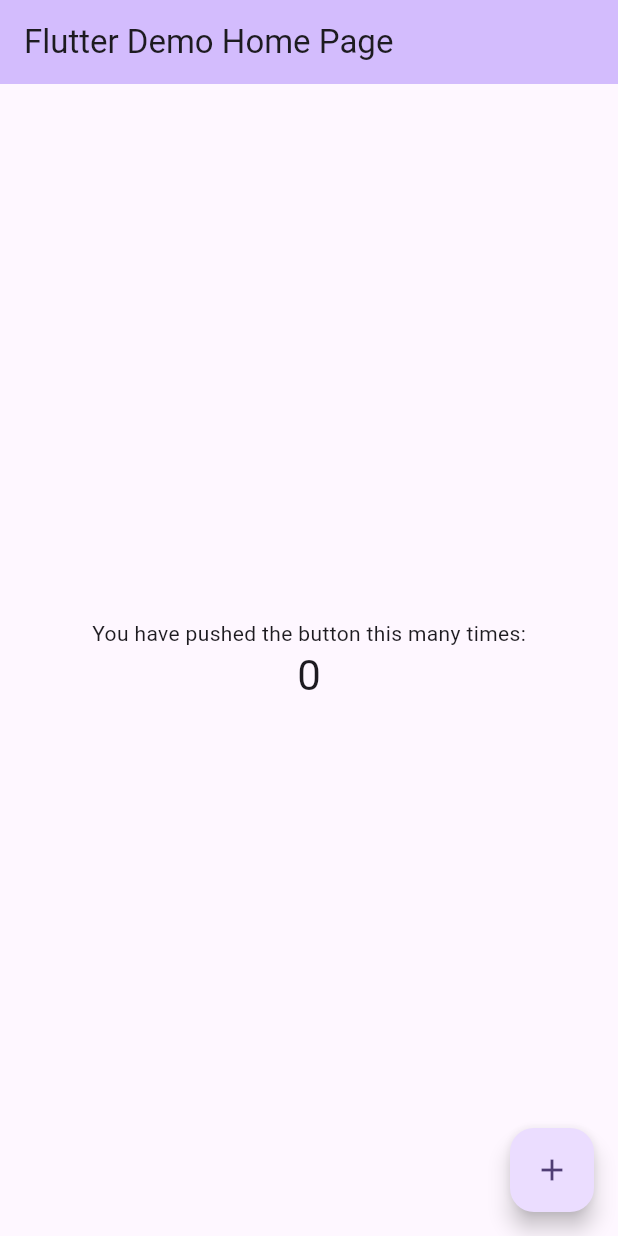
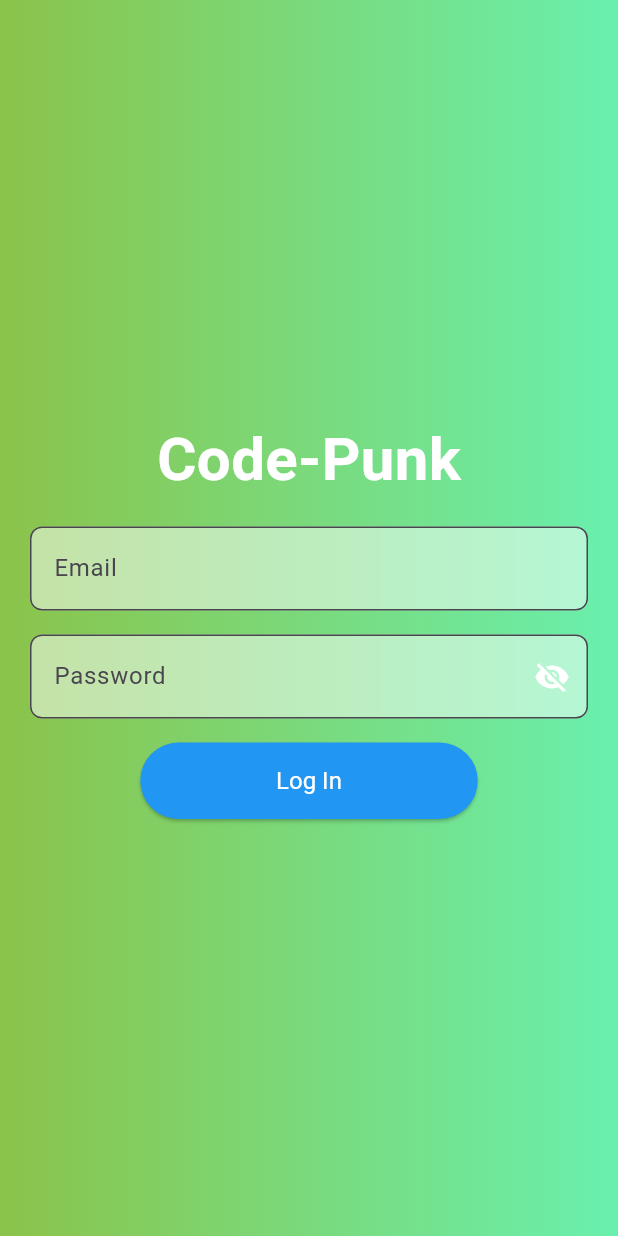
Before and after one commit to PrakharSingh0/codepunk, a Flutter app: the screen it shows after launch, on a phone screen of 412 x 824 dp. Run offline on Flutter 3.47's test engine with Material 3 defaults, Android fonts, the phone set to English and light mode, and no system bars; our stand-ins replace firebase_auth, firebase_core; accounts and stored records are empty.

Commit message:
firebase Auth implemented

```diff
--- a/lib/main.dart
+++ b/lib/main.dart
@@ -1,125 +1,18 @@
+import 'package:codepunk/pages/authPages/logInPage.dart';
+import 'package:firebase_core/firebase_core.dart';
 import 'package:flutter/material.dart';
+import 'firebase_options.dart';
 
-void main() {
-  runApp(const MyApp());
+// ...
+Future<void> main() async {
+  WidgetsFlutterBinding.ensureInitialized();
+  await Firebase.initializeApp(
+    options: DefaultFirebaseOptions.currentPlatform,
+  );
+  runApp(
+    const MaterialApp(
+      debugShowCheckedModeBanner: false,
+      home: logInPage(),
+    ),
+  ); //runApp
 }
-
-class MyApp extends StatelessWidget {
-  const MyApp({super.key});
-
-  // This widget is the root of your application.
-  @override
-  Widget build(BuildContext context) {
-    return MaterialApp(
-      title: 'Flutter Demo',
-      theme: ThemeData(
-        // This is the theme of your application.
-        //
-        // TRY THIS: Try running your application with "flutter run". You'll see
-        // the application has a purple toolbar. Then, without quitting the app,
-        // try changing the seedColor in the colorScheme below to Colors.green
-        // and then invoke "hot reload" (save your changes or press the "hot
-        // reload" button in a Flutter-supported IDE, or press "r" if you used
-        // the command line to start the app).
-        //
-        // Notice that the counter didn't reset back to zero; the application
-        // state is not lost during the reload. To reset the state, use hot
-        // restart instead.
-        //
-        // This works for code too, not just values: Most code changes can be
-        // tested with just a hot reload.
-        colorScheme: ColorScheme.fromSeed(seedColor: Colors.deepPurple),
-        useMaterial3: true,
-      ),
-      home: const MyHomePage(title: 'Flutter Demo Home Page'),
-    );
-  }
-}
-
-class MyHomePage extends StatefulWidget {
-  const MyHomePage({super.key, required this.title});
-
-  // This widget is the home page of your application. It is stateful, meaning
-  // that it has a State object (defined below) that contains fields that affect
-  // how it looks.
-
-  // This class is the configuration for the state. It holds the values (in this
-  // case the title) provided by the parent (in this case the App widget) and
-  // used by the build method of the State. Fields in a Widget subclass are
-  // always marked "final".
-
-  final String title;
-
-  @override
-  State<MyHomePage> createState() => _MyHomePageState();
-}
-
-class _MyHomePageState extends State<MyHomePage> {
-  int _counter = 0;
-
-  void _incrementCounter() {
-    setState(() {
-      // This call to setState tells the Flutter framework that something has
-      // changed in this State, which causes it to rerun the build method below
-      // so that the display can reflect the updated values. If we changed
-      // _counter without calling setState(), then the build method would not be
-      // called again, and so nothing would appear to happen.
-      _counter++;
-    });
-  }
-
-  @override
-  Widget build(BuildContext context) {
-    // This method is rerun every time setState is called, for instance as done
-    // by the _incrementCounter method above.
-    //
-    // The Flutter framework has been optimized to make rerunning build methods
-    // fast, so that you can just rebuild anything that needs updating rather
-    // than having to individually change instances of widgets.
-    return Scaffold(
-      appBar: AppBar(
-        // TRY THIS: Try changing the color here to a specific color (to
-        // Colors.amber, perhaps?) and trigger a hot reload to see the AppBar
-        // change color while the other colors stay the same.
-        backgroundColor: Theme.of(context).colorScheme.inversePrimary,
-        // Here we take the value from the MyHomePage object that was created by
-        // the App.build method, and use it to set our appbar title.
-        title: Text(widget.title),
-      ),
-      body: Center(
-        // Center is a layout widget. It takes a single child and positions it
-        // in the middle of the parent.
-        child: Column(
-          // Column is also a layout widget. It takes a list of children and
-          // arranges them vertically. By default, it sizes itself to fit its
-          // children horizontally, and tries to be as tall as its parent.
-          //
-          // Column has various properties to control how it sizes itself and
-          // how it positions its children. Here we use mainAxisAlignment to
-          // center the children vertically; the main axis here is the vertical
-          // axis because Columns are vertical (the cross axis would be
-          // horizontal).
-          //
-          // TRY THIS: Invoke "debug painting" (choose the "Toggle Debug Paint"
-          // action in the IDE, or press "p" in the console), to see the
-          // wireframe for each widget.
-          mainAxisAlignment: MainAxisAlignment.center,
-          children: <Widget>[
-            const Text(
-              'You have pushed the button this many times:',
-            ),
-            Text(
-              '$_counter',
-              style: Theme.of(context).textTheme.headlineMedium,
-            ),
-          ],
-        ),
-      ),
-      floatingActionButton: FloatingActionButton(
-        onPressed: _incrementCounter,
-        tooltip: 'Increment',
-        child: const Icon(Icons.add),
-      ), // This trailing comma makes auto-formatting nicer for build methods.
-    );
-  }
-}
--- /dev/null
+++ b/lib/pages/authPages/logInPage.dart
@@ -0,0 +1,143 @@
+import 'package:firebase_auth/firebase_auth.dart';
+import 'package:flutter/material.dart';
+
+import '../../services/firebaseAuthService.dart';
+import '../userMode/rsvpPage.dart';
+
+class logInPage extends StatefulWidget {
+  const logInPage({super.key});
+
+  @override
+  State<logInPage> createState() => _logInPageState();
+}
+
+class _logInPageState extends State<logInPage> {
+  String? errorMassage = '';
+  bool isLogin = true;
+
+  final TextEditingController _emailController = TextEditingController();
+  final TextEditingController _passwordController = TextEditingController();
+  bool _passwordVisible = false;
+
+  Future<void> signInWithEmailAndPassword() async {
+    try {
+      await Auth().signInWithEmailAndPassword(
+        email: _emailController.text,
+        password: _passwordController.text,
+      );
+    } on FirebaseAuthException catch (e) {
+      setState(() {
+        errorMassage = e.message;
+      });
+    }
+  }
+
+  @override
+  Widget build(BuildContext context) {
+    return Scaffold(
+      body: SingleChildScrollView(
+        physics: const NeverScrollableScrollPhysics(),
+        child: Container(
+          decoration: const BoxDecoration(
+              gradient: LinearGradient(
+                  colors: [Colors.lightGreen, Colors.greenAccent])),
+          width: MediaQuery.of(context).size.width,
+          height: MediaQuery.of(context).size.height,
+          child: Padding(
+            padding: const EdgeInsets.all(20),
+            child: Column(
+              mainAxisAlignment: MainAxisAlignment.center,
+              mainAxisSize: MainAxisSize.max,
+              children: [
+                const Text(
+                  'Code-Punk',
+                  style: TextStyle(
+                      fontSize: 40,
+                      fontWeight: FontWeight.bold,
+                      color: Colors.white),
+                ),
+                Column(
+                  children: [
+                    const SizedBox(height: 16),
+
+                    // Email ----------------->
+                    TextField(
+                      controller: _emailController,
+                      decoration: InputDecoration(
+                        labelText: 'Email',
+                        filled: true,
+                        fillColor: Colors.white.withOpacity(0.5),
+                        border: OutlineInputBorder(
+                          borderRadius: BorderRadius.circular(8),
+                          borderSide:
+                              const BorderSide(color: Colors.transparent),
+                        ),
+                      ),
+                      keyboardType: TextInputType.emailAddress,
+                    ),
+
+                    // Password -------------->
+                    const SizedBox(height: 16),
+                    TextField(
+                      controller: _passwordController,
+                      obscureText: !_passwordVisible,
+                      decoration: InputDecoration(
+                        labelText: 'Password',
+                        filled: true,
+                        fillColor: Colors.white.withOpacity(0.5),
+                        border: OutlineInputBorder(
+                          borderRadius: BorderRadius.circular(8),
+                          borderSide: const BorderSide(color: Colors.white),
+                        ),
+                        suffixIcon: IconButton(
+                          icon: Icon(
+                            _passwordVisible
+                                ? Icons.visibility
+                                : Icons.visibility_off,
+                            color: Colors.white,
+                          ),
+                          onPressed: () {
+                            setState(() {
+                              _passwordVisible = !_passwordVisible;
+                            });
+                          },
+                        ),
+                      ),
+                    ),
+                    const SizedBox(height: 16,),
+                    SizedBox(
+                      width: 225,
+                      child: ElevatedButton(
+                        onPressed: () async {
+                          // Handle login
+                          final user = await Auth().signInWithEmailAndPassword(
+                              email: _emailController.text,
+                              password: _passwordController.text);
+                          Navigator.pushReplacement(
+                              context,
+                              MaterialPageRoute(
+                                  builder: (context) => const rsvpPage()));
+                                                },
+                        style: ElevatedButton.styleFrom(
+                          backgroundColor: Colors.blue,
+                          padding: const EdgeInsets.symmetric(vertical: 16),
+                          shape: RoundedRectangleBorder(
+                            borderRadius: BorderRadius.circular(28),
+                          ),
+                          textStyle: const TextStyle(
+                              fontSize: 16, color: Colors.white),
+                        ),
+                        child: const Text('Log In',
+                            style: TextStyle(color: Colors.white)),
+                      ),
+                    ),
+                  ],
+                ),
+              ],
+            ),
+          ),
+        ),
+      ),
+    );
+  }
+}
--- /dev/null
+++ b/lib/pages/userMode/rsvpPage.dart
@@ -0,0 +1,10 @@
+import 'package:flutter/material.dart';
+
+class rsvpPage extends StatelessWidget {
+  const rsvpPage({super.key});
+
+  @override
+  Widget build(BuildContext context) {
+    return const Scaffold(body: Center(child: Text("load BC"),),);
+  }
+}
--- /dev/null
+++ b/lib/services/firebaseAuthService.dart
@@ -0,0 +1,27 @@
+import 'package:firebase_auth/firebase_auth.dart';
+import 'package:flutter/material.dart';
+
+class Auth {
+
+  final FirebaseAuth _firebaseAuth = FirebaseAuth.instance;
+
+  User? get currentUser => _firebaseAuth.currentUser;
+
+  Stream<User?> get authStateChanges => _firebaseAuth.authStateChanges();
+
+  BuildContext? get context => null;
+
+
+  // Sign In
+
+  Future<User?> signInWithEmailAndPassword(
+      {required String email, required String password}) async {
+    await _firebaseAuth.signInWithEmailAndPassword(
+        email: email, password: password);
+    return null;
+  }
+
+  Future<void> signOut() async {
+    await _firebaseAuth.signOut();
+  }
+}
--- a/pubspec.yaml
+++ b/pubspec.yaml
@@ -35,6 +35,8 @@ dependencies:
   # The following adds the Cupertino Icons font to your application.
   # Use with the CupertinoIcons class for iOS style icons.
   cupertino_icons: ^1.0.8
+  firebase_core: ^3.7.0
+  firebase_auth: ^5.3.2
 
 dev_dependencies:
   flutter_test:
```
Also changed, not shown: firebase.json (added), lib/firebase_options.dart (added), pubspec.lock, 6 other files.
